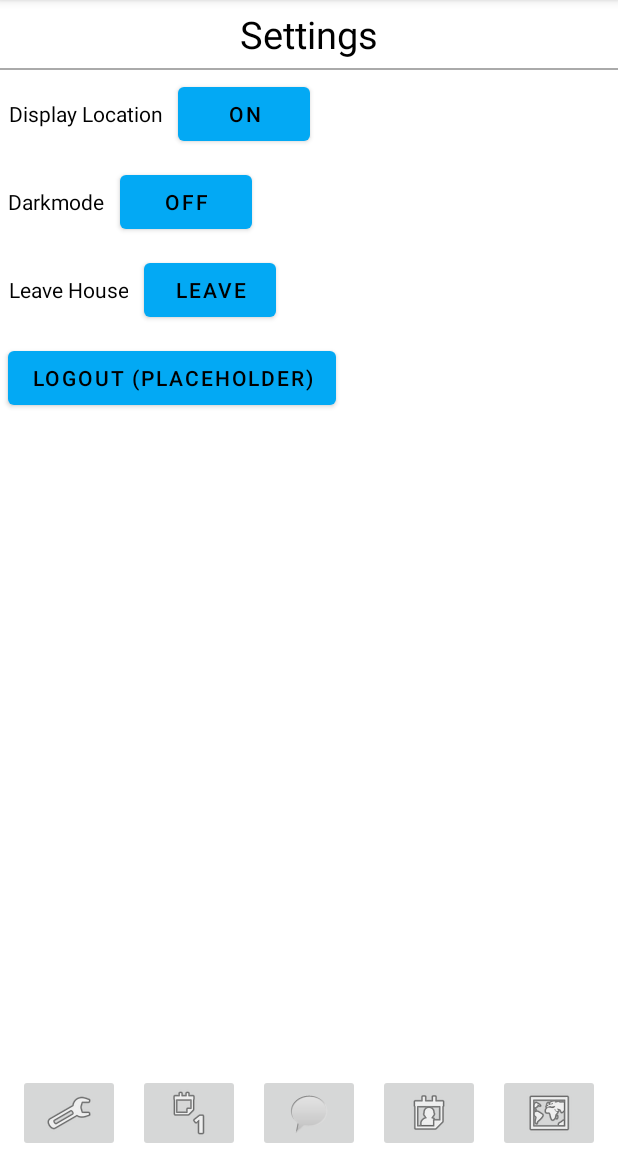
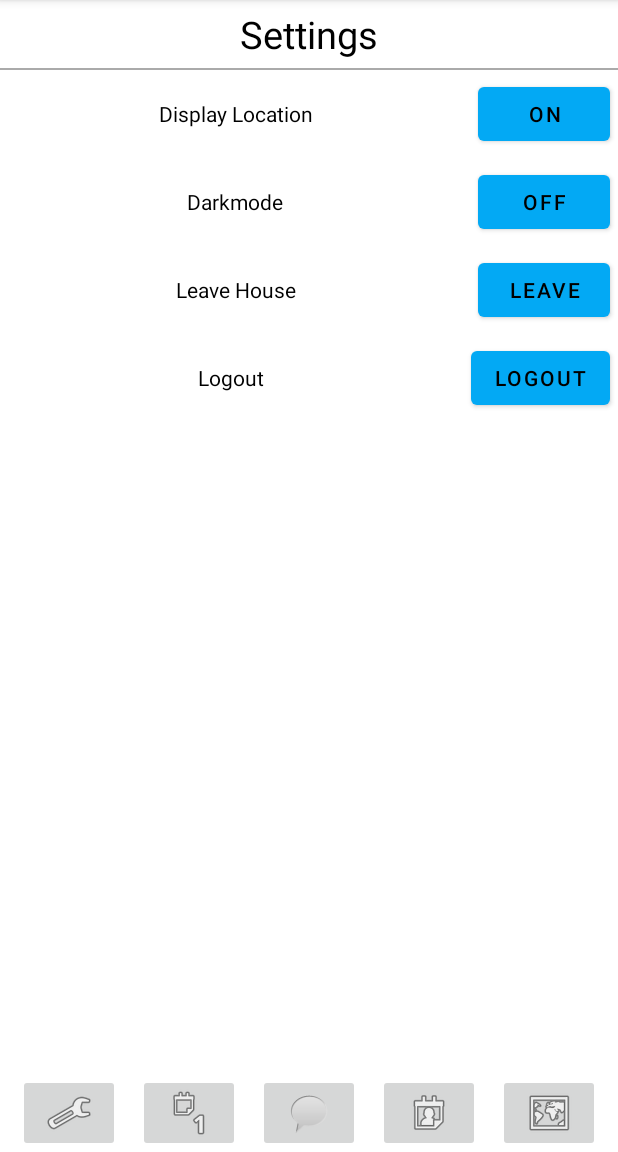
Before and after one commit to tbostanche/RoomMateys, an Android app: the MapActivity screen opened directly, with no data from a screen before it, after a tap on "Go to Settings", on a phone screen of 412 x 824 dp, the part 84-1236 px from its top. Run offline under Robolectric (Android 15) with nearby library versions, the phone set to English and light mode, and no system bars; our stand-ins replace Firebase (no records; nobody signed in at launch, a user with empty details on screens opened directly).

```diff
--- a/app/src/main/java/com/example/roommateys/HouseLocationDialog.java
+++ b/app/src/main/java/com/example/roommateys/HouseLocationDialog.java
@@ -43,7 +43,6 @@ public class HouseLocationDialog extends AppCompatDialogFragment {
                 .setPositiveButton("Yes", new DialogInterface.OnClickListener() {
                     @Override
                     public void onClick(DialogInterface dialogInterface, int i) {
-                        Log.d("locq","yes");
                         createHouse();
                     }
                 }).setNegativeButton("No", new DialogInterface.OnClickListener() {
--- /dev/null
+++ b/app/src/main/res/drawable/ic_baseline_home_24.xml
@@ -0,0 +1,5 @@
+<vector android:height="48dp" android:tint="#696969"
+    android:viewportHeight="24" android:viewportWidth="24"
+    android:width="48dp" xmlns:android="http://schemas.android.com/apk/res/android">
+    <path android:fillColor="@android:color/white" android:pathData="M10,20v-6h4v6h5v-8h3L12,3 2,12h3v8z"/>
+</vector>
--- a/app/src/main/res/layout/activity_settings.xml
+++ b/app/src/main/res/layout/activity_settings.xml
@@ -41,18 +41,19 @@
             android:id="@+id/locationToggleContainer">
 
             <TextView
+                android:id="@+id/diplayLocationTitle"
                 android:layout_width="wrap_content"
                 android:layout_height="match_parent"
-                android:id="@+id/diplayLocationTitle"
-                android:text="Display Location"
+                android:layout_margin="5dp"
+                android:layout_weight="1"
                 android:gravity="center"
-                android:layout_margin="5dp" />
+                android:text="Display Location" />
 
             <Button
             android:id="@+id/displayLocationButton"
             android:layout_width="wrap_content"
             android:layout_height="wrap_content"
-            android:text="OFF"
+            android:text="ON"
             android:layout_margin="5dp"
             android:onClick="locationSettingOnClick"/>
 
@@ -65,12 +66,13 @@
             android:id="@+id/darkModeToggleContainer">
 
             <TextView
+                android:id="@+id/darkModeTitle"
                 android:layout_width="wrap_content"
                 android:layout_height="match_parent"
-                android:id="@+id/darkModeTitle"
-                android:text="Darkmode"
+                android:layout_margin="5dp"
+                android:layout_weight="1"
                 android:gravity="center"
-                android:layout_margin="5dp" />
+                android:text="Darkmode" />
 
             <Button
                 android:id="@+id/darkModeButton"
@@ -89,12 +91,13 @@
             android:id="@+id/leaveHouseContainer">
 
             <TextView
+                android:id="@+id/leaveHouseTitle"
                 android:layout_width="wrap_content"
                 android:layout_height="match_parent"
-                android:id="@+id/leaveHouseTitle"
-                android:text="Leave House"
+                android:layout_margin="5dp"
+                android:layout_weight="1"
                 android:gravity="center"
-                android:layout_margin="5dp" />
+                android:text="Leave House" />
 
             <Button
                 android:id="@+id/leaveHouseButton"
@@ -106,18 +109,28 @@
 
         </LinearLayout>
 
-        <Button
-            android:id="@+id/logoutButtonTemp"
-            android:layout_width="wrap_content"
-            android:layout_height="wrap_content"
-            android:text="Logout (Placeholder)"
-            android:onClick="logoutOnClick"
-            app:layout_constraintBottom_toTopOf="@+id/linearLayout"
-            app:layout_constraintEnd_toEndOf="parent"
-            app:layout_constraintStart_toStartOf="parent"
-            app:layout_constraintTop_toTopOf="parent"
-            android:layout_margin="5dp"/>
+        <LinearLayout
+            android:layout_width="match_parent"
+            android:layout_height="match_parent"
+            android:orientation="horizontal">
 
+            <TextView
+                android:id="@+id/LogoutTitle"
+                android:layout_width="wrap_content"
+                android:layout_height="match_parent"
+                android:layout_margin="5dp"
+                android:layout_weight="1"
+                android:gravity="center"
+                android:text="Logout" />
+
+            <Button
+                android:id="@+id/logoutButton"
+                android:layout_width="wrap_content"
+                android:layout_height="wrap_content"
+                android:layout_margin="5dp"
+                android:onClick="logoutOnClick"
+                android:text="Logout" />
+        </LinearLayout>
 
 
     </LinearLayout>
```
Also changed, not shown: app/src/main/java/com/example/roommateys/MapActivity.java (+31 -7 lines), app/src/main/java/com/example/roommateys/MessageActivity.java (+7 -0 lines), app/src/main/java/com/example/roommateys/PlaceHouseDialog.java (added, +26 -0 lines), app/src/main/java/com/example/roommateys/PostSignInActivity.java (+18 -28 lines), app/src/main/java/com/example/roommateys/SettingsActivity.java (+61 -21 lines).
